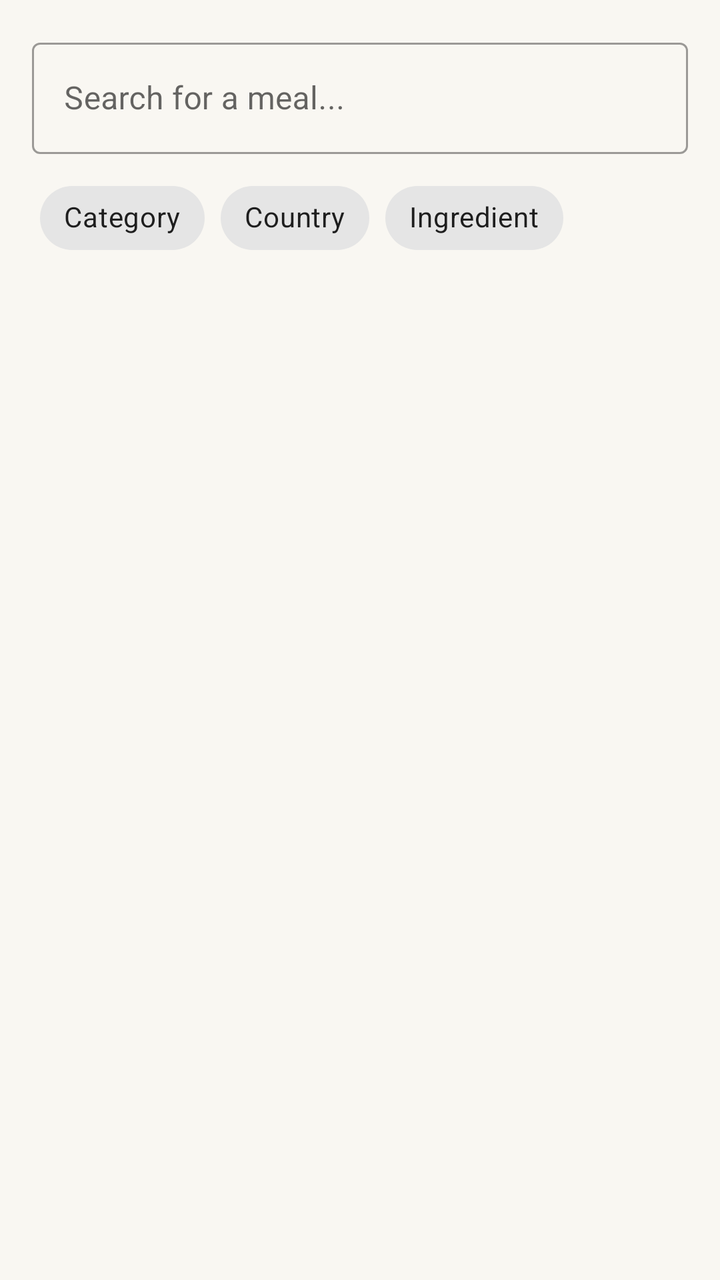
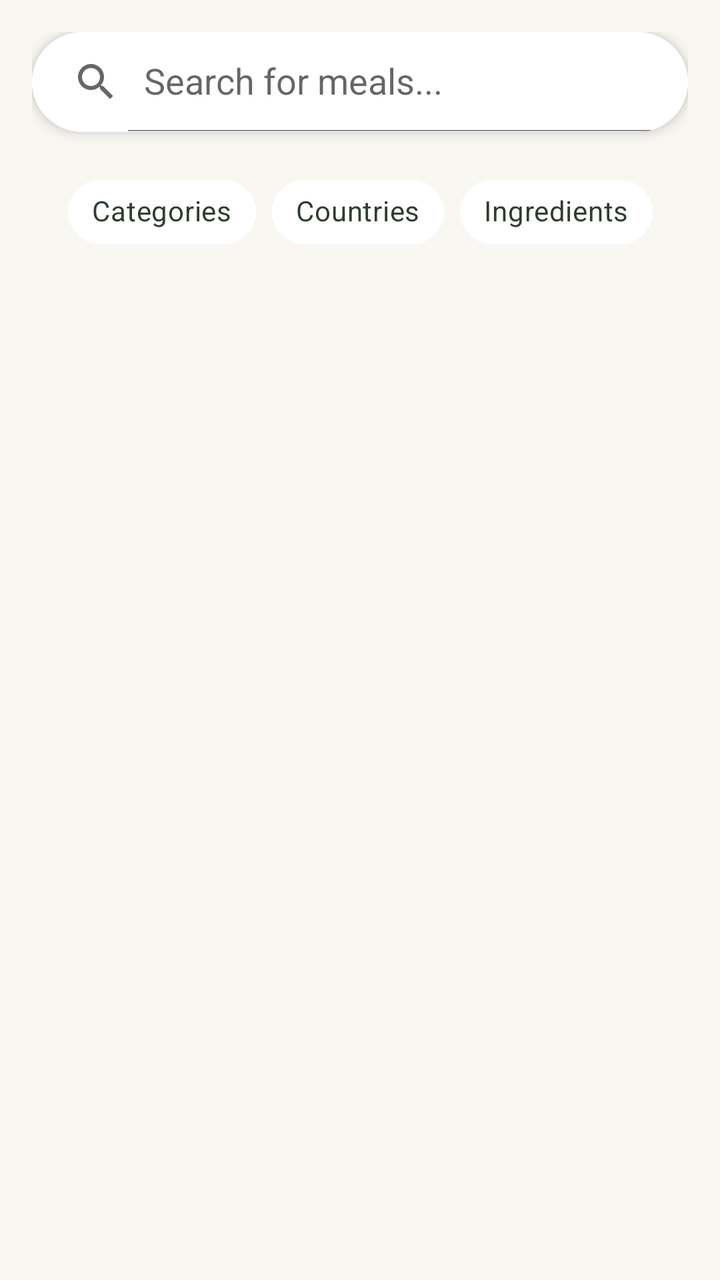

Two renders of the same Android screen: before a commit and after it. Below are the layout's source before the change and the commit's diff.
<!-- AndroidManifest.xml: application theme Theme.Food_Planner -->
<!-- res/layout/fragment_search.xml -->
<?xml version="1.0" encoding="utf-8"?>
<androidx.constraintlayout.widget.ConstraintLayout
    xmlns:android="http://schemas.android.com/apk/res/android"
    xmlns:app="http://schemas.android.com/apk/res-auto"
    android:layout_width="match_parent"
    android:layout_height="match_parent"
    android:padding="16dp">

    <com.google.android.material.textfield.TextInputLayout
        android:id="@+id/tilSearch"
        style="@style/Widget.MaterialComponents.TextInputLayout.OutlinedBox"
        android:layout_width="match_parent"
        android:layout_height="wrap_content"
        android:hint="Search for a meal..."
        app:layout_constraintTop_toTopOf="parent">

        <com.google.android.material.textfield.TextInputEditText
            android:id="@+id/etSearch"
            android:layout_width="match_parent"
            android:layout_height="wrap_content"
            android:inputType="text"/>
    </com.google.android.material.textfield.TextInputLayout>

    <HorizontalScrollView
        android:id="@+id/chipScroll"
        android:layout_width="match_parent"
        android:layout_height="wrap_content"
        android:layout_marginTop="8dp"
        app:layout_constraintTop_toBottomOf="@id/tilSearch">

        <com.google.android.material.chip.ChipGroup
            android:id="@+id/chipGroupSearch"
            android:layout_width="wrap_content"
            android:layout_height="wrap_content"
            android:paddingStart="4dp"
            android:paddingEnd="4dp"
            app:singleSelection="true">

            <com.google.android.material.chip.Chip
                android:id="@+id/chipCategory"
                style="@style/Widget.MaterialComponents.Chip.Choice"
                android:layout_width="wrap_content"
                android:layout_height="wrap_content"
                android:text="Category"/>

            <com.google.android.material.chip.Chip
                android:id="@+id/chipCountry"
                style="@style/Widget.MaterialComponents.Chip.Choice"
                android:layout_width="wrap_content"
                android:layout_height="wrap_content"
                android:text="Country"/>

            <com.google.android.material.chip.Chip
                android:id="@+id/chipIngredient"
                style="@style/Widget.MaterialComponents.Chip.Choice"
                android:layout_width="wrap_content"
                android:layout_height="wrap_content"
                android:text="Ingredient"/>
        </com.google.android.material.chip.ChipGroup>
    </HorizontalScrollView>

    <androidx.recyclerview.widget.RecyclerView
        android:id="@+id/rvSearchResults"
        android:layout_width="match_parent"
        android:layout_height="0dp"
        android:layout_marginTop="8dp"
        app:layout_constraintTop_toBottomOf="@id/chipScroll"
        app:layout_constraintBottom_toBottomOf="parent"/>

</androidx.constraintlayout.widget.ConstraintLayout>
<!-- resources referenced by this layout -->
<resources>
  <style name="Theme.Food_Planner" parent="Theme.MaterialComponents.DayNight.NoActionBar">
          <item name="colorPrimary">@color/green_forest</item>
          <item name="colorPrimaryVariant">@color/green_sage</item>
          <item name="colorOnPrimary">@color/white</item>
  
          <item name="colorSecondary">@color/orange_terracotta</item>
          <item name="colorOnSecondary">@color/white</item>
  
          <item name="android:windowBackground">@color/cream_background</item>
          <item name="android:statusBarColor">@color/cream_background</item>
          <item name="android:textColorPrimary">@color/text_primary</item>
      </style>
  <color name="green_forest">#2D3E2E</color>
  <color name="green_sage">#4A635D</color>
  <color name="white">#FFFFFF</color>
  <color name="orange_terracotta">#D35400</color>
  <color name="cream_background">#F9F7F2</color>
  <color name="text_primary">#1F2923</color>
</resources>

<!-- the commit's change to res/layout/fragment_search.xml (unified diff, before → after) -->
@@ -2,69 +2,85 @@
 <androidx.constraintlayout.widget.ConstraintLayout
     xmlns:android="http://schemas.android.com/apk/res/android"
     xmlns:app="http://schemas.android.com/apk/res-auto"
+    xmlns:tools="http://schemas.android.com/tools"
     android:layout_width="match_parent"
     android:layout_height="match_parent"
+    android:background="@color/brand_background"
     android:padding="16dp">
 
-    <com.google.android.material.textfield.TextInputLayout
-        android:id="@+id/tilSearch"
-        style="@style/Widget.MaterialComponents.TextInputLayout.OutlinedBox"
+    <androidx.cardview.widget.CardView
+        android:id="@+id/cardSearch"
         android:layout_width="match_parent"
-        android:layout_height="wrap_content"
-        android:hint="Search for a meal..."
+        android:layout_height="50dp"
+        app:cardCornerRadius="25dp"
+        app:cardElevation="4dp"
         app:layout_constraintTop_toTopOf="parent">
 
-        <com.google.android.material.textfield.TextInputEditText
-            android:id="@+id/etSearch"
+        <androidx.appcompat.widget.SearchView
+            android:id="@+id/searchView"
             android:layout_width="match_parent"
-            android:layout_height="wrap_content"
-            android:inputType="text"/>
-    </com.google.android.material.textfield.TextInputLayout>
+            android:layout_height="match_parent"
+            app:queryHint="Search for meals..."
+            app:iconifiedByDefault="false"
+            android:background="@color/white_card"/>
+    </androidx.cardview.widget.CardView>
 
-    <HorizontalScrollView
-        android:id="@+id/chipScroll"
-        android:layout_width="match_parent"
+    <com.google.android.material.chip.ChipGroup
+        android:id="@+id/chipGroupSearch"
+        android:layout_width="wrap_content"
         android:layout_height="wrap_content"
-        android:layout_marginTop="8dp"
-        app:layout_constraintTop_toBottomOf="@id/tilSearch">
+        android:layout_marginTop="16dp"
+        app:singleSelection="true"
+        app:selectionRequired="true"
+        app:layout_constraintTop_toBottomOf="@id/cardSearch"
+        app:layout_constraintStart_toStartOf="parent"
+        app:layout_constraintEnd_toEndOf="parent">
 
-        <com.google.android.material.chip.ChipGroup
-            android:id="@+id/chipGroupSearch"
+        <com.google.android.material.chip.Chip
+            android:id="@+id/chipCategory"
+            style="@style/Widget.MaterialComponents.Chip.Choice"
             android:layout_width="wrap_content"
             android:layout_height="wrap_content"
-            android:paddingStart="4dp"
-            android:paddingEnd="4dp"
-            app:singleSelection="true">
+            android:text="Categories"
+            android:checked="true"
+            android:textColor="@color/brand_primary"
+            app:chipBackgroundColor="@color/white_card"/>
 
-            <com.google.android.material.chip.Chip
-                android:id="@+id/chipCategory"
-                style="@style/Widget.MaterialComponents.Chip.Choice"
-                android:layout_width="wrap_content"
-                android:layout_height="wrap_content"
-                android:text="Category"/>
+        <com.google.android.material.chip.Chip
+            android:id="@+id/chipCountry"
+            style="@style/Widget.MaterialComponents.Chip.Choice"
+            android:layout_width="wrap_content"
+            android:layout_height="wrap_content"
+            android:text="Countries"
+            android:textColor="@color/brand_primary"
+            app:chipBackgroundColor="@color/white_card"/>
 
-            <com.google.android.material.chip.Chip
-                android:id="@+id/chipCountry"
-                style="@style/Widget.MaterialComponents.Chip.Choice"
-                android:layout_width="wrap_content"
-                android:layout_height="wrap_content"
-                android:text="Country"/>
-
-            <com.google.android.material.chip.Chip
-                android:id="@+id/chipIngredient"
-                style="@style/Widget.MaterialComponents.Chip.Choice"
-                android:layout_width="wrap_content"
-                android:layout_height="wrap_content"
-                android:text="Ingredient"/>
-        </com.google.android.material.chip.ChipGroup>
-    </HorizontalScrollView>
+        <com.google.android.material.chip.Chip
+            android:id="@+id/chipIngredient"
+            style="@style/Widget.MaterialComponents.Chip.Choice"
+            android:layout_width="wrap_content"
+            android:layout_height="wrap_content"
+            android:text="Ingredients"
+            android:textColor="@color/brand_primary"
+            app:chipBackgroundColor="@color/white_card"/>
+    </com.google.android.material.chip.ChipGroup>
 
     <androidx.recyclerview.widget.RecyclerView
-        android:id="@+id/rvSearchResults"
+        android:id="@+id/rvSearch"
         android:layout_width="match_parent"
         android:layout_height="0dp"
-        android:layout_marginTop="8dp"
-        app:layout_constraintTop_toBottomOf="@id/chipScroll"
+        android:layout_marginTop="16dp"
+        app:layout_constraintTop_toBottomOf="@id/chipGroupSearch"
         app:layout_constraintBottom_toBottomOf="parent"/>
 
+    <ProgressBar
+        android:id="@+id/progressBar"
+        android:layout_width="wrap_content"
+        android:layout_height="wrap_content"
+        android:visibility="gone"
+        app:layout_constraintTop_toTopOf="@id/rvSearch"
+        app:layout_constraintBottom_toBottomOf="parent"
+        app:layout_constraintStart_toStartOf="parent"
+        app:layout_constraintEnd_toEndOf="parent"/>
+
 </androidx.constraintlayout.widget.ConstraintLayout>
<!-- resource entries referenced after the edit -->
@@ -1,5 +1,8 @@
 <!-- resources referenced by this layout -->
 <resources>
+  <color name="brand_background">@color/cream_background</color>
+  <color name="brand_primary">@color/green_forest</color>
+  <color name="white_card">#FFFFFF</color>
   <style name="Theme.Food_Planner" parent="Theme.MaterialComponents.DayNight.NoActionBar">
           <item name="colorPrimary">@color/green_forest</item>
           <item name="colorPrimaryVariant">@color/green_sage</item>
@@ -12,11 +15,11 @@
           <item name="android:statusBarColor">@color/cream_background</item>
           <item name="android:textColorPrimary">@color/text_primary</item>
       </style>
+  <color name="cream_background">#F9F7F2</color>
   <color name="green_forest">#2D3E2E</color>
   <color name="green_sage">#4A635D</color>
   <color name="white">#FFFFFF</color>
   <color name="orange_terracotta">#D35400</color>
-  <color name="cream_background">#F9F7F2</color>
   <color name="text_primary">#1F2923</color>
 </resources>
 
